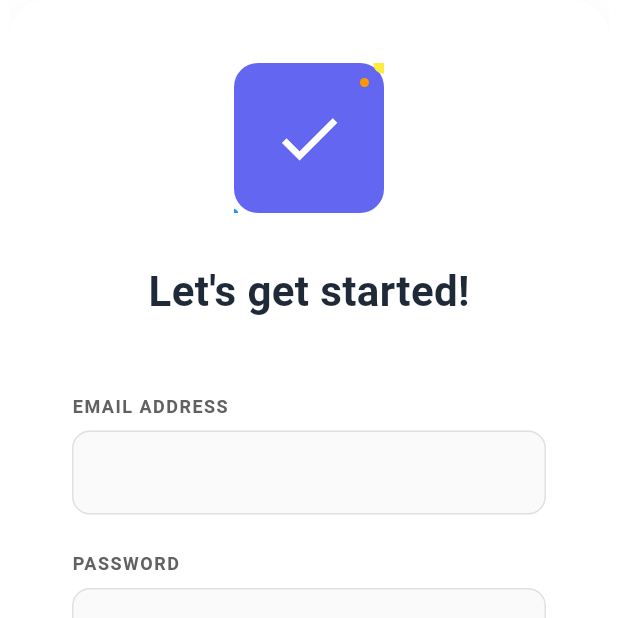
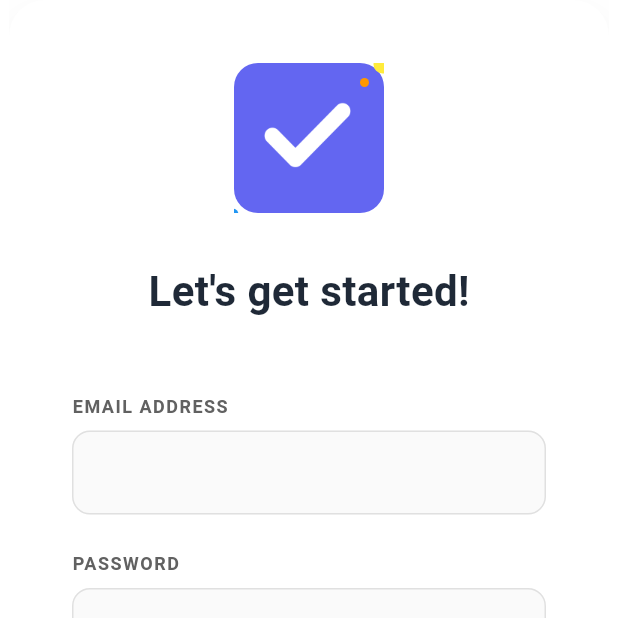
Before and after one commit to GhadeBhavesh/task_management, a Flutter app: the LoginScreen screen opened directly, after a tap on "Get started!", on a phone screen of 412 x 824 dp, the top half of it. Run offline on Flutter 3.47's test engine with Material 3 defaults, Android fonts, the phone set to English and light mode, and no system bars; our stand-ins replace cloud_firestore, firebase_auth, firebase_core, flutter_riverpod, shared_preferences; accounts and stored records are empty.

```diff
--- a/lib/pages/auth/login_screen.dart
+++ b/lib/pages/auth/login_screen.dart
@@ -82,11 +82,11 @@ class _LoginScreenState extends ConsumerState<LoginScreen> {
                             color: const Color(0xFF6366F1),
                             borderRadius: BorderRadius.circular(16),
                           ),
-                          child: const Icon(
-                            Icons.check,
+                          child: Image.asset(
+                            'assets/images/correct.png',
+                            width: 50,
+                            height: 50,
                             color: Colors.white,
-                            size: 50,
-                            weight: 900,
                           ),
                         ),
                         Positioned(
@@ -97,6 +97,30 @@ class _LoginScreenState extends ConsumerState<LoginScreen> {
                             height: 12,
                             decoration: const BoxDecoration(
                               color: Colors.yellow,
+                              shape: BoxShape.circle,
+                            ),
+                          ),
+                        ),
+                        Positioned(
+                          top: 10,
+                          right: 10,
+                          child: Container(
+                            width: 6,
+                            height: 6,
+                            decoration: const BoxDecoration(
+                              color: Colors.orange,
+                              shape: BoxShape.circle,
+                            ),
+                          ),
+                        ),
+                        Positioned(
+                          top: 20,
+                          left: -5,
+                          child: Container(
+                            width: 6,
+                            height: 6,
+                            decoration: const BoxDecoration(
+                              color: Colors.orange,
                               shape: BoxShape.circle,
                             ),
                           ),
--- a/lib/pages/auth/register_screen.dart
+++ b/lib/pages/auth/register_screen.dart
@@ -80,11 +80,11 @@ class _RegisterScreenState extends ConsumerState<RegisterScreen> {
                             color: const Color(0xFF6366F1),
                             borderRadius: BorderRadius.circular(16),
                           ),
-                          child: const Icon(
-                            Icons.check,
+                          child: Image.asset(
+                            'assets/images/correct.png',
+                            width: 50,
+                            height: 50,
                             color: Colors.white,
-                            size: 50,
-                            weight: 900,
                           ),
                         ),
                         Positioned(
--- a/pubspec.yaml
+++ b/pubspec.yaml
@@ -60,8 +60,9 @@ flutter:
   uses-material-design: true
 
   # To add assets to your application, add an assets section, like this:
-  # assets:
-  #   - images/a_dot_burr.jpeg
+  assets:
+    - assets/images/correct.png
+    - assets/images/
   #   - images/a_dot_ham.jpeg
 
   # An image asset can refer to one or more resolution-specific "variants", see
```
Also changed, not shown: lib/pages/home/home_screen.dart (+26 -2 lines), lib/pages/onboarding/onboarding_screen.dart (+6 -3 lines), assets/images/correct.png (added).
